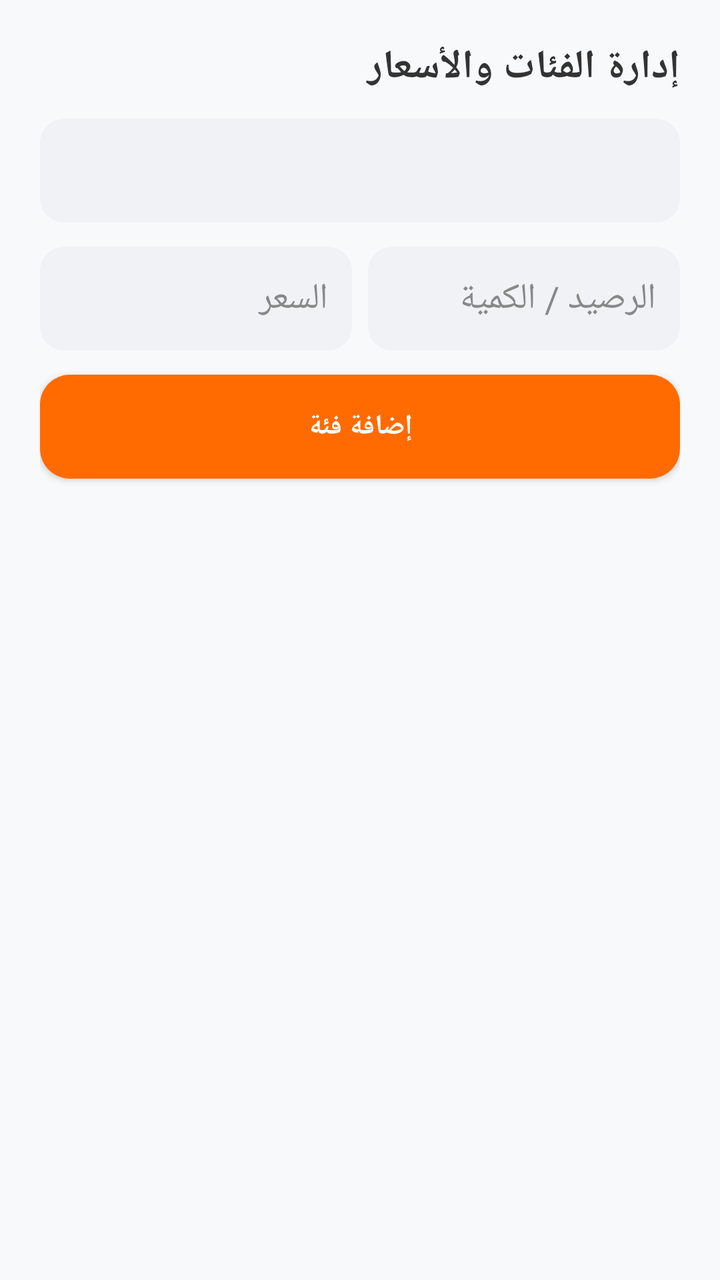
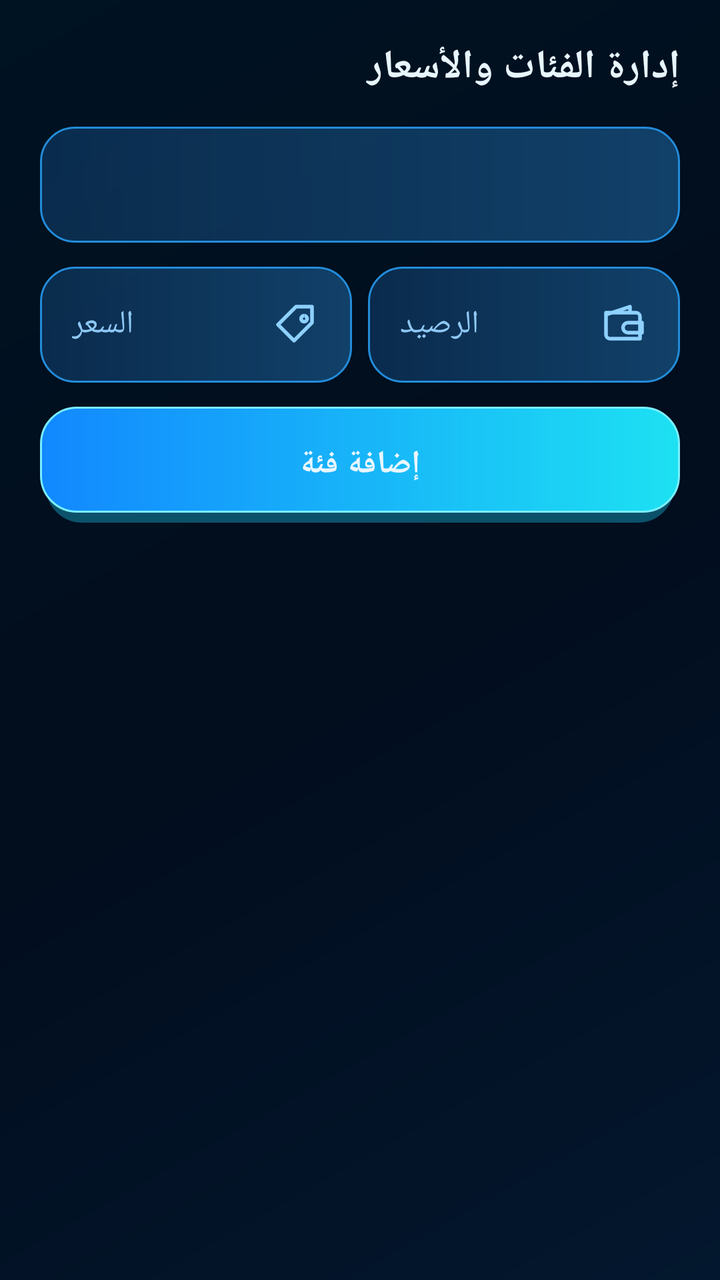

The first picture is an Android layout as it rendered before a commit; the second is the same layout after the commit. The layout source and the unified diff follow.
<!-- AndroidManifest.xml: application theme Theme.TransferApp -->
<!-- res/layout/dialog_manage_categories.xml -->
<?xml version="1.0" encoding="utf-8"?>
<LinearLayout xmlns:android="http://schemas.android.com/apk/res/android"
    android:layout_width="match_parent"
    android:layout_height="wrap_content"
    android:orientation="vertical"
    android:layoutDirection="rtl"
    android:padding="20dp"
    android:background="@color/colorBackground">

    <TextView
        android:layout_width="match_parent"
        android:layout_height="wrap_content"
        android:text="إدارة الفئات والأسعار"
        android:textColor="@color/colorTextPrimary"
        android:textSize="20sp"
        android:textStyle="bold"
        android:layout_marginBottom="12dp" />

    <Spinner
        android:id="@+id/spinner_category_service"
        android:layout_width="match_parent"
        android:layout_height="52dp"
        android:background="@drawable/bg_input_gray"
        android:layout_marginBottom="12dp" />

    <LinearLayout
        android:layout_width="match_parent"
        android:layout_height="wrap_content"
        android:orientation="horizontal">

        <EditText
            android:id="@+id/input_category_amount"
            android:layout_width="0dp"
            android:layout_height="52dp"
            android:layout_weight="1"
            android:background="@drawable/bg_input_gray"
            android:hint="الرصيد / الكمية"
            android:inputType="number"
            android:paddingHorizontal="12dp"
            android:textColor="@color/colorTextPrimary"
            android:textColorHint="@color/colorHint"
            android:layout_marginEnd="8dp" />

        <EditText
            android:id="@+id/input_category_price"
            android:layout_width="0dp"
            android:layout_height="52dp"
            android:layout_weight="1"
            android:background="@drawable/bg_input_gray"
            android:hint="السعر"
            android:inputType="number"
            android:paddingHorizontal="12dp"
            android:textColor="@color/colorTextPrimary"
            android:textColorHint="@color/colorHint" />
    </LinearLayout>

    <androidx.appcompat.widget.AppCompatButton
        android:id="@+id/btn_category_add"
        android:layout_width="match_parent"
        android:layout_height="52dp"
        android:text="إضافة فئة"
        android:textStyle="bold"
        android:background="@drawable/bg_rounded_orange"
        android:textColor="@color/colorTextOnPrimary"
        android:layout_marginTop="12dp"
        android:layout_marginBottom="12dp" />

    <androidx.recyclerview.widget.RecyclerView
        android:id="@+id/recycler_categories"
        android:layout_width="match_parent"
        android:layout_height="300dp"
        android:clipToPadding="false"
        android:paddingBottom="4dp" />
</LinearLayout>
<!-- resources referenced by this layout -->
<resources>
  <color name="colorBackground">#F8F9FA</color>
  <color name="colorHint">#888888</color>
  <color name="colorTextOnPrimary">#FFFFFF</color>
  <color name="colorTextPrimary">#333333</color>
  <!-- drawable bg_input_gray (drawable) -->
  ﻿<?xml version="1.0" encoding="utf-8"?><shape xmlns:android="http://schemas.android.com/apk/res/android" android:shape="rectangle"><solid android:color="@color/colorInput" /><corners android:radius="12dp" /></shape>
  <!-- drawable bg_rounded_orange (drawable) -->
  ﻿<?xml version="1.0" encoding="utf-8"?><shape xmlns:android="http://schemas.android.com/apk/res/android" android:shape="rectangle"><solid android:color="@color/colorPrimary" /><corners android:radius="15dp" /></shape>
  <style name="Theme.TransferApp" parent="Theme.AppCompat.DayNight.NoActionBar">
          <item name="colorPrimary">@color/colorPrimary</item>
          <item name="colorPrimaryDark">@color/colorPrimaryDark</item>
          <item name="colorAccent">@color/cyan</item>
          <item name="colorControlActivated">@color/cyan</item>
          <item name="android:statusBarColor">@color/background</item>
          <item name="android:navigationBarColor">@color/background</item>
          <item name="android:windowLightStatusBar">false</item>
          <item name="android:windowLightNavigationBar">false</item>
      </style>
  <color name="colorInput">#F0F2F5</color>
  <color name="colorPrimary">#FF6B00</color>
  <color name="colorPrimaryDark">#E65100</color>
  <!-- unchanged entries left out for length: 2 -->
</resources>

<!-- the commit's change to res/layout/dialog_manage_categories.xml (unified diff, before → after) -->
@@ -2,73 +2,66 @@
 <LinearLayout xmlns:android="http://schemas.android.com/apk/res/android"
     android:layout_width="match_parent"
     android:layout_height="wrap_content"
+    android:background="@android:color/transparent"
+    android:layoutDirection="rtl"
     android:orientation="vertical"
-    android:layoutDirection="rtl"
-    android:padding="20dp"
-    android:background="@color/colorBackground">
+    android:padding="20dp">
 
     <TextView
+        style="@style/DialogTitle"
         android:layout_width="match_parent"
         android:layout_height="wrap_content"
-        android:text="إدارة الفئات والأسعار"
-        android:textColor="@color/colorTextPrimary"
-        android:textSize="20sp"
-        android:textStyle="bold"
-        android:layout_marginBottom="12dp" />
+        android:text="إدارة الفئات والأسعار" />
 
     <Spinner
         android:id="@+id/spinner_category_service"
         android:layout_width="match_parent"
-        android:layout_height="52dp"
-        android:background="@drawable/bg_input_gray"
-        android:layout_marginBottom="12dp" />
+        android:layout_height="58dp"
+        android:layout_marginBottom="12dp"
+        android:background="@drawable/bg_field"
+        android:paddingStart="16dp"
+        android:paddingEnd="16dp"
+        android:popupBackground="@color/background"
+        android:textDirection="rtl" />
 
     <LinearLayout
         android:layout_width="match_parent"
         android:layout_height="wrap_content"
+        android:layoutDirection="rtl"
         android:orientation="horizontal">
 
         <EditText
             android:id="@+id/input_category_amount"
+            style="@style/AppField"
             android:layout_width="0dp"
-            android:layout_height="52dp"
+            android:layout_marginEnd="8dp"
             android:layout_weight="1"
-            android:background="@drawable/bg_input_gray"
-            android:hint="الرصيد / الكمية"
-            android:inputType="number"
-            android:paddingHorizontal="12dp"
-            android:textColor="@color/colorTextPrimary"
-            android:textColorHint="@color/colorHint"
-            android:layout_marginEnd="8dp" />
+            android:drawableStart="@drawable/ic_wallet"
+            android:hint="الرصيد"
+            android:inputType="number" />
 
         <EditText
             android:id="@+id/input_category_price"
+            style="@style/AppField"
             android:layout_width="0dp"
-            android:layout_height="52dp"
             android:layout_weight="1"
-            android:background="@drawable/bg_input_gray"
+            android:drawableStart="@drawable/ic_tag"
             android:hint="السعر"
-            android:inputType="number"
-            android:paddingHorizontal="12dp"
-            android:textColor="@color/colorTextPrimary"
-            android:textColorHint="@color/colorHint" />
+            android:inputType="number" />
     </LinearLayout>
 
     <androidx.appcompat.widget.AppCompatButton
         android:id="@+id/btn_category_add"
+        style="@style/AppButton.Primary"
         android:layout_width="match_parent"
-        android:layout_height="52dp"
-        android:text="إضافة فئة"
-        android:textStyle="bold"
-        android:background="@drawable/bg_rounded_orange"
-        android:textColor="@color/colorTextOnPrimary"
         android:layout_marginTop="12dp"
-        android:layout_marginBottom="12dp" />
+        android:layout_marginBottom="12dp"
+        android:text="إضافة فئة" />
 
     <androidx.recyclerview.widget.RecyclerView
         android:id="@+id/recycler_categories"
         android:layout_width="match_parent"
-        android:layout_height="300dp"
+        android:layout_height="280dp"
         android:clipToPadding="false"
         android:paddingBottom="4dp" />
 </LinearLayout>
<!-- resource entries referenced after the edit -->
@@ -1,13 +1,67 @@
 <!-- resources referenced by this layout -->
 <resources>
-  <color name="colorBackground">#F8F9FA</color>
-  <color name="colorHint">#888888</color>
-  <color name="colorTextOnPrimary">#FFFFFF</color>
-  <color name="colorTextPrimary">#333333</color>
-  <!-- drawable bg_input_gray (drawable) -->
-  ﻿<?xml version="1.0" encoding="utf-8"?><shape xmlns:android="http://schemas.android.com/apk/res/android" android:shape="rectangle"><solid android:color="@color/colorInput" /><corners android:radius="12dp" /></shape>
-  <!-- drawable bg_rounded_orange (drawable) -->
-  ﻿<?xml version="1.0" encoding="utf-8"?><shape xmlns:android="http://schemas.android.com/apk/res/android" android:shape="rectangle"><solid android:color="@color/colorPrimary" /><corners android:radius="15dp" /></shape>
+  <!-- drawable bg_field (drawable) -->
+  <?xml version="1.0" encoding="utf-8"?>
+  <shape xmlns:android="http://schemas.android.com/apk/res/android"
+      android:shape="rectangle">
+      <corners android:radius="17dp" />
+      <gradient
+          android:angle="0"
+          android:startColor="#CF0B3157"
+          android:endColor="#D0144B79" />
+      <stroke
+          android:width="1dp"
+          android:color="#238CDA" />
+  </shape>
+  <!-- drawable ic_tag (drawable) -->
+  <?xml version="1.0" encoding="utf-8"?>
+  <vector xmlns:android="http://schemas.android.com/apk/res/android"
+      android:width="24dp"
+      android:height="24dp"
+      android:viewportWidth="24"
+      android:viewportHeight="24">
+      <path
+          android:fillColor="@android:color/transparent"
+          android:strokeColor="#8ED1FF"
+          android:strokeWidth="1.8"
+          android:strokeLineJoin="round"
+          android:pathData="M3,12l9,-9h8v8l-9,9zM16,7.5a1.5,1.5 0,1 0,0.1 0" />
+  </vector>
+  <!-- drawable ic_wallet (drawable) -->
+  <?xml version="1.0" encoding="utf-8"?>
+  <vector xmlns:android="http://schemas.android.com/apk/res/android"
+      android:width="24dp"
+      android:height="24dp"
+      android:viewportWidth="24"
+      android:viewportHeight="24">
+      <path
+          android:fillColor="@android:color/transparent"
+          android:strokeColor="#8ED1FF"
+          android:strokeWidth="1.8"
+          android:strokeLineJoin="round"
+          android:pathData="M3,6h15a2,2 0,0 1,2 2v11H5a2,2 0,0 1,-2 -2zM3,7l12,-4v3M14,11h7v5h-7a2.5,2.5 0,0 1,0 -5z" />
+  </vector>
+  <style name="AppButton.Primary">
+          <item name="android:background">@drawable/bg_button_primary</item>
+      </style>
+  <style name="AppField">
+          <item name="android:layout_height">58dp</item>
+          <item name="android:background">@drawable/bg_field</item>
+          <item name="android:textColor">@color/text_primary</item>
+          <item name="android:textColorHint">@color/text_secondary</item>
+          <item name="android:textSize">16sp</item>
+          <item name="android:paddingStart">16dp</item>
+          <item name="android:paddingEnd">16dp</item>
+          <item name="android:drawablePadding">12dp</item>
+          <item name="android:gravity">center_vertical|end</item>
+          <item name="android:textDirection">rtl</item>
+      </style>
+  <style name="DialogTitle">
+          <item name="android:textColor">@color/text_primary</item>
+          <item name="android:textSize">20sp</item>
+          <item name="android:textStyle">bold</item>
+          <item name="android:layout_marginBottom">16dp</item>
+      </style>
   <style name="Theme.TransferApp" parent="Theme.AppCompat.DayNight.NoActionBar">
           <item name="colorPrimary">@color/colorPrimary</item>
           <item name="colorPrimaryDark">@color/colorPrimaryDark</item>
@@ -17,10 +71,78 @@
           <item name="android:navigationBarColor">@color/background</item>
           <item name="android:windowLightStatusBar">false</item>
           <item name="android:windowLightNavigationBar">false</item>
+          <item name="android:windowBackground">@drawable/bg_screen</item>
+          <item name="alertDialogTheme">@style/Theme.TransferApp.Dialog</item>
+          <item name="android:alertDialogTheme">@style/Theme.TransferApp.Dialog</item>
       </style>
-  <color name="colorInput">#F0F2F5</color>
-  <color name="colorPrimary">#FF6B00</color>
-  <color name="colorPrimaryDark">#E65100</color>
+  <!-- drawable bg_button_primary (drawable) -->
+  <?xml version="1.0" encoding="utf-8"?>
+  <layer-list xmlns:android="http://schemas.android.com/apk/res/android">
+      <item
+          android:left="3dp"
+          android:top="5dp"
+          android:right="3dp">
+          <shape android:shape="rectangle">
+              <corners android:radius="18dp" />
+              <solid android:color="#5520D8FF" />
+          </shape>
+      </item>
+      <item android:bottom="5dp">
+          <shape android:shape="rectangle">
+              <corners android:radius="18dp" />
+              <gradient
+                  android:angle="0"
+                  android:startColor="#1288FF"
+                  android:endColor="#1DE1F2" />
+              <stroke
+                  android:width="1dp"
+                  android:color="#7AEEFF" />
+          </shape>
+      </item>
+  </layer-list>
+  <color name="text_primary">#E8F6FF</color>
+  <color name="text_secondary">#8EC8F4</color>
+  <color name="colorPrimary">#20D8FF</color>
+  <color name="colorPrimaryDark">#128BFF</color>
+  <!-- drawable bg_screen (drawable) -->
+  <?xml version="1.0" encoding="utf-8"?>
+  <shape xmlns:android="http://schemas.android.com/apk/res/android"
+      android:shape="rectangle">
+      <gradient
+          android:angle="135"
+          android:startColor="#03172E"
+          android:centerColor="#020D1D"
+          android:endColor="#001322" />
+  </shape>
+  <style name="Theme.TransferApp.Dialog" parent="Theme.AppCompat.Dialog.Alert">
+          <item name="android:windowBackground">@drawable/bg_panel</item>
+          <item name="colorAccent">@color/cyan</item>
+          <item name="android:textColorPrimary">@color/text_primary</item>
+          <item name="android:textColorSecondary">@color/text_secondary</item>
+          <item name="android:textColor">@color/text_primary</item>
+          <item name="buttonBarPositiveButtonStyle">@style/DialogBarButton</item>
+          <item name="buttonBarNegativeButtonStyle">@style/DialogBarButton</item>
+          <item name="buttonBarNeutralButtonStyle">@style/DialogBarButton</item>
+      </style>
+  <!-- drawable bg_panel (drawable) -->
+  <?xml version="1.0" encoding="utf-8"?>
+  <shape xmlns:android="http://schemas.android.com/apk/res/android"
+      android:shape="rectangle">
+      <corners android:radius="20dp" />
+      <gradient
+          android:angle="135"
+          android:startColor="#B20A2948"
+          android:endColor="#A2041930" />
+      <stroke
+          android:width="1dp"
+          android:color="#3E91D8" />
+  </shape>
+  <style name="DialogBarButton" parent="Widget.AppCompat.Button.Borderless">
+          <item name="android:textColor">@color/cyan</item>
+          <item name="android:textAllCaps">false</item>
+          <item name="android:textSize">16sp</item>
+          <item name="android:textStyle">bold</item>
+      </style>
   <!-- unchanged entries left out for length: 2 -->
 </resources>
 
